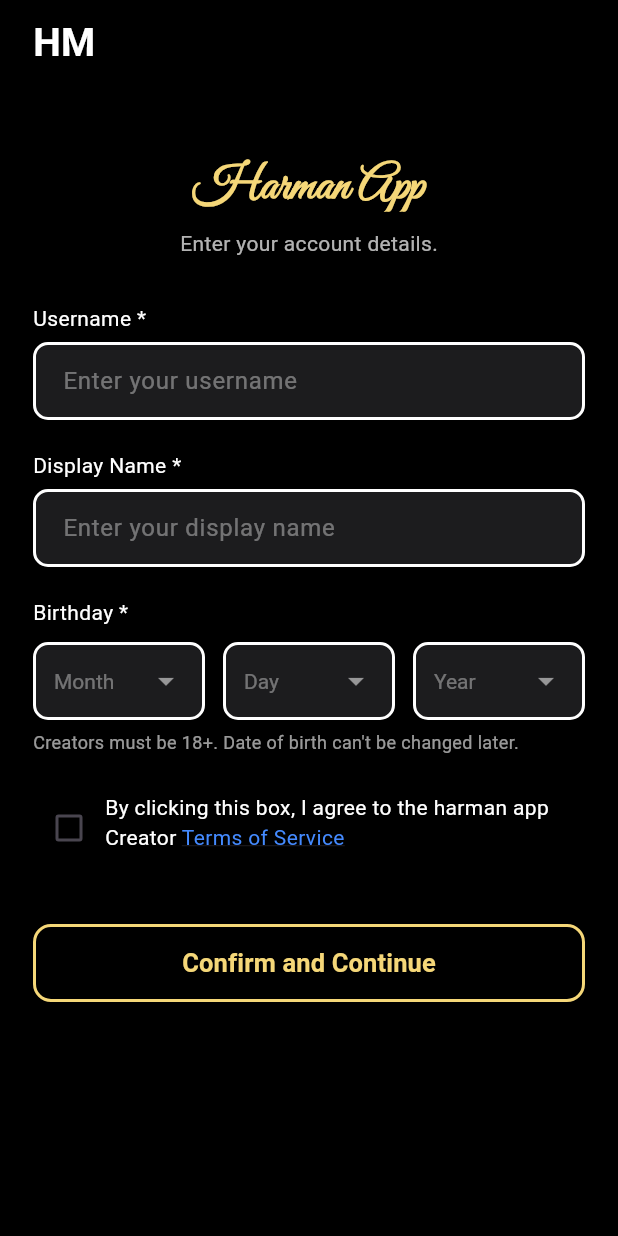
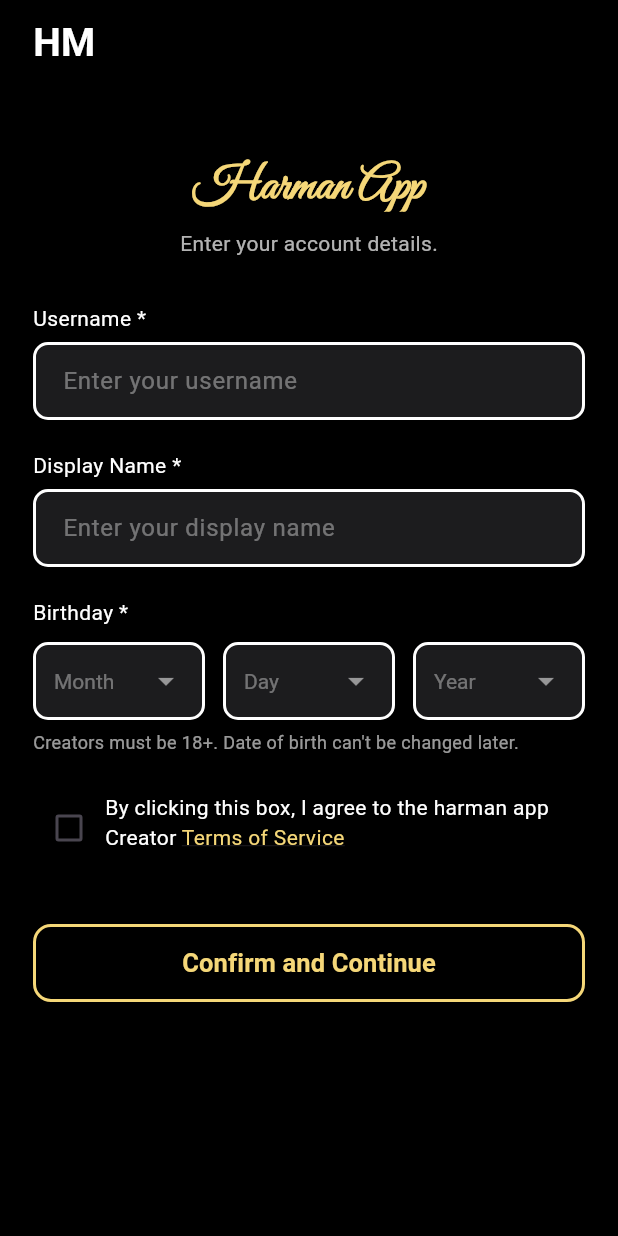
Before and after one commit to ranjithkumar-gitch/harmanapp, a Flutter app: the BasicInfoScreen screen opened directly, on a phone screen of 412 x 824 dp. Run offline on Flutter 3.47's test engine with Material 3 defaults, Android fonts, the phone set to English and light mode, and no system bars; our stand-ins replace animated_notch_bottom_bar, carousel_slider, dots_indicator, flutter_rating_bar, font_awesome_flutter, get and 4 more; missing offline and left inert: video_thumbnail.

Commit message:
terms of conditions color updated

```diff
--- a/lib/Login/basicinfo_screen.dart
+++ b/lib/Login/basicinfo_screen.dart
@@ -168,7 +168,7 @@ class _BasicInfoScreenState extends State<BasicInfoScreen> {
                           TextSpan(
                             text: "Terms of Service",
                             style: TextStyle(
-                              color: Colors.blueAccent,
+                              color: Color(0xFFF5D778),
                               decoration: TextDecoration.underline,
                             ),
                           ),
```
